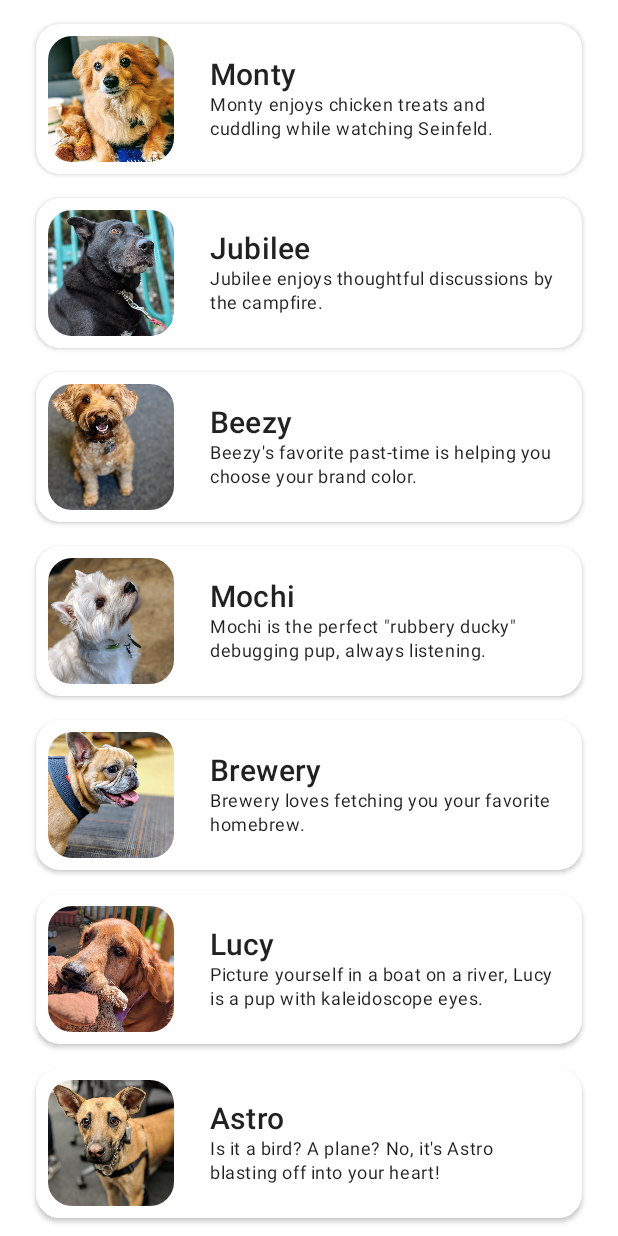
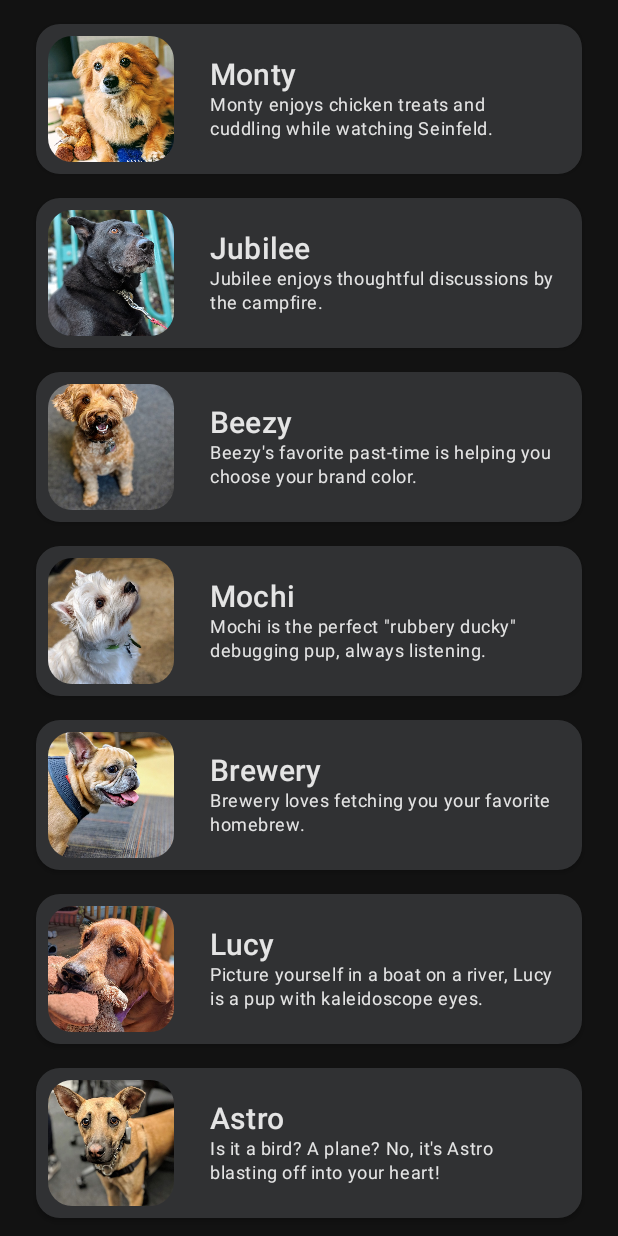
Before and after one commit to LeeYoonSam/compose-adoption-puppies, an Android app built with Jetpack Compose: the screen it shows after launch (MainActivity), on a phone screen of 412 x 824 dp. Run offline under Robolectric (Android 15) with nearby library versions, the phone set to English and light mode, and no system bars.

Commit message:
add Dark Theme and change status bar color

```diff
--- a/app/src/main/java/com/ys/PuppyListItem.kt
+++ b/app/src/main/java/com/ys/PuppyListItem.kt
@@ -23,7 +23,6 @@ fun PuppyListItem(puppy: Puppy) {
             .padding(8.dp)
             .fillMaxWidth(),
         elevation = 2.dp,
-        backgroundColor = Color.White,
         shape = RoundedCornerShape(corner = CornerSize(16.dp))
     ) {
         Row {
--- a/app/src/main/java/com/ys/ui/theme/Color.kt
+++ b/app/src/main/java/com/ys/ui/theme/Color.kt
@@ -6,3 +6,4 @@ val Purple200 = Color(0xFFBB86FC)
 val Purple500 = Color(0xFF6200EE)
 val Purple700 = Color(0xFF3700B3)
 val Teal200 = Color(0xFF03DAC5)
+val graySurface = Color(0xFF202124)
--- a/app/src/main/java/com/ys/ui/theme/Theme.kt
+++ b/app/src/main/java/com/ys/ui/theme/Theme.kt
@@ -1,6 +1,5 @@
 package com.ys.ui.theme
 
-import androidx.compose.foundation.isSystemInDarkTheme
 import androidx.compose.material.MaterialTheme
 import androidx.compose.material.darkColors
 import androidx.compose.material.lightColors
@@ -9,7 +8,8 @@ import androidx.compose.runtime.Composable
 private val DarkColorPalette = darkColors(
     primary = Purple200,
     primaryVariant = Purple700,
-    secondary = Teal200
+    secondary = Teal200,
+    surface = graySurface
 )
 
 private val LightColorPalette = lightColors(
@@ -29,7 +29,7 @@ private val LightColorPalette = lightColors(
 
 @Composable
 fun AdoptionpuppiesTheme(
-    darkTheme: Boolean = isSystemInDarkTheme(),
+    darkTheme: Boolean = true,
     content: @Composable() () -> Unit
 ) {
     val colors = if (darkTheme) {
--- a/app/src/main/res/values/colors.xml
+++ b/app/src/main/res/values/colors.xml
@@ -7,4 +7,5 @@
     <color name="teal_700">#FF018786</color>
     <color name="black">#FF000000</color>
     <color name="white">#FFFFFFFF</color>
+    <color name="grey">#202124</color>
 </resources>
--- a/app/src/main/res/values/themes.xml
+++ b/app/src/main/res/values/themes.xml
@@ -10,8 +10,10 @@
         <item name="colorSecondaryVariant">@color/teal_700</item>
         <item name="colorOnSecondary">@color/black</item>
         <!-- Status bar color. -->
-        <item name="android:statusBarColor" tools:targetApi="l">?attr/colorPrimaryVariant</item>
-        <!-- Customize your theme here. -->
+        <item name="statusBarBackground">@color/grey</item>
+        <item name="android:statusBarColor" tools:targetApi="l">?attr/statusBarBackground</item>
+
+        <item name="android:navigationBarColor">?android:attr/windowBackground</item>
     </style>
 
     <style name="Theme.Adoptionpuppies.NoActionBar">
```
